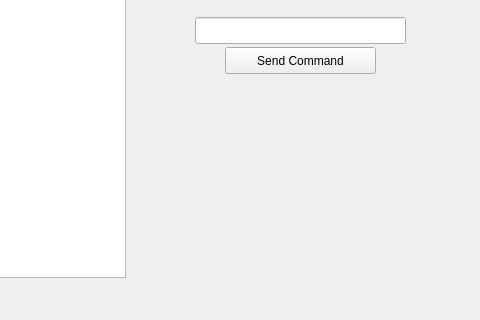
bierschi/robo_car, file software/gui/src/mainwindow.ui: the form before one commit; both pictures show x 735 to 1215 and y 159 to 479 of the 1215 by 757 pixel window.
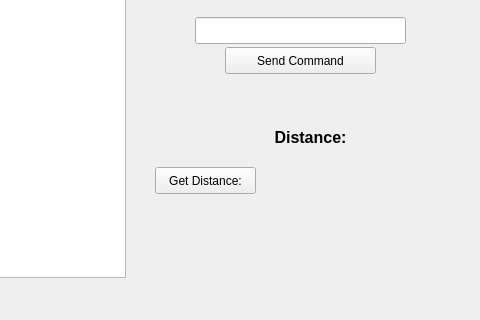
The form after the commit.

Commit message: Added new function to get the current distance from the ultrasonic sensor

Diff of the .ui file:
```diff
--- a/software/gui/src/mainwindow.ui
+++ b/software/gui/src/mainwindow.ui
@@ -469,6 +469,42 @@
      <set>Qt::AlignCenter</set>
     </property>
    </widget>
+   <widget class="QLabel" name="distance_l">
+    <property name="geometry">
+     <rect>
+      <x>1000</x>
+      <y>250</y>
+      <width>91</width>
+      <height>20</height>
+     </rect>
+    </property>
+    <property name="font">
+     <font>
+      <pointsize>12</pointsize>
+      <weight>75</weight>
+      <bold>true</bold>
+     </font>
+    </property>
+    <property name="text">
+     <string>Distance:</string>
+    </property>
+    <property name="alignment">
+     <set>Qt::AlignCenter</set>
+    </property>
+   </widget>
+   <widget class="QPushButton" name="distance_pb">
+    <property name="geometry">
+     <rect>
+      <x>890</x>
+      <y>290</y>
+      <width>101</width>
+      <height>27</height>
+     </rect>
+    </property>
+    <property name="text">
+     <string>Get Distance:</string>
+    </property>
+   </widget>
   </widget>
   <widget class="QToolBar" name="mainToolBar">
    <attribute name="toolBarArea">
```
The commit also changes 6 other files.
